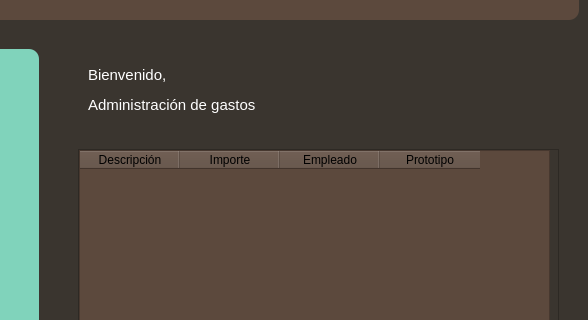
julinavas14/trabajo_programacion_sql, file V_G.ui: the form before one commit; both pictures show x 292 to 880 and y 111 to 431 of the 880 by 666 pixel window.
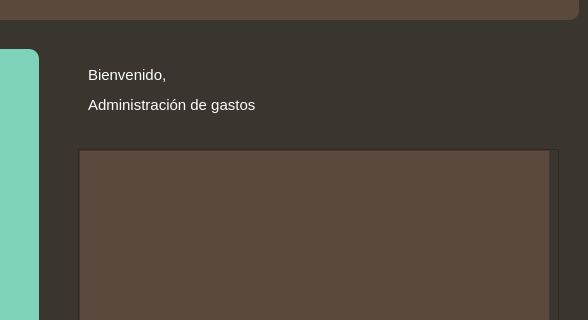
The form after the commit. Icons and pictures are not drawn.

Commit message: ns ns cosas

What changed in the file:
```diff
--- a/V_G.ui
+++ b/V_G.ui
@@ -389,10 +389,7 @@
        <height>319</height>
       </rect>
      </property>
-     <widget class="QTableWidget" name="tGastos">
-      <property name="enabled">
-       <bool>true</bool>
-      </property>
+     <widget class="QListWidget" name="listGastos">
       <property name="geometry">
        <rect>
         <x>0</x>
@@ -402,41 +399,9 @@
        </rect>
       </property>
       <property name="styleSheet">
-       <string notr="true">color: black;
+       <string notr="true">color: white;
 background-color: rgb(92, 73, 61);</string>
       </property>
-      <property name="showGrid">
-       <bool>true</bool>
-      </property>
-      <property name="sortingEnabled">
-       <bool>true</bool>
-      </property>
-      <property name="wordWrap">
-       <bool>true</bool>
-      </property>
-      <property name="cornerButtonEnabled">
-       <bool>true</bool>
-      </property>
-      <column>
-       <property name="text">
-        <string>Descripción</string>
-       </property>
-      </column>
-      <column>
-       <property name="text">
-        <string>Importe</string>
-       </property>
-      </column>
-      <column>
-       <property name="text">
-        <string>Empleado</string>
-       </property>
-      </column>
-      <column>
-       <property name="text">
-        <string>Prototipo</string>
-       </property>
-      </column>
      </widget>
     </widget>
    </widget>
```
The commit also changes 1 other file.
